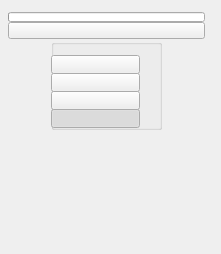
The window that ui/1_base_menus/2_sub_menus/3_main_menus/fx.ui (m3trik/Scripts_portable) describes before a commit, drawn with Qt 5.
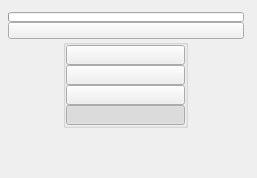
The same window after the commit. Custom widgets are drawn as their Qt base class.

Diff of the .ui file:
```diff
--- a/ui/1_base_menus/2_sub_menus/3_main_menus/fx.ui
+++ b/ui/1_base_menus/2_sub_menus/3_main_menus/fx.ui
@@ -9,8 +9,8 @@
    <rect>
     <x>0</x>
     <y>0</y>
-    <width>221</width>
-    <height>254</height>
+    <width>257</width>
+    <height>178</height>
    </rect>
   </property>
   <property name="minimumSize">
@@ -43,8 +43,8 @@
      <rect>
       <x>8</x>
       <y>12</y>
-      <width>197</width>
-      <height>181</height>
+      <width>236</width>
+      <height>141</height>
      </rect>
     </property>
     <layout class="QGridLayout" name="gridLayout_2">
@@ -84,72 +84,111 @@
        <item>
         <layout class="QVBoxLayout" name="verticalLayout">
          <property name="spacing">
-          <number>12</number>
+          <number>0</number>
          </property>
          <item>
           <widget class="QGroupBox" name="groupBox_2">
            <property name="minimumSize">
             <size>
-             <width>0</width>
-             <height>91</height>
+             <width>125</width>
+             <height>0</height>
             </size>
            </property>
            <property name="maximumSize">
             <size>
-             <width>111</width>
+             <width>125</width>
              <height>999</height>
             </size>
            </property>
            <property name="title">
             <string/>
            </property>
-           <widget class="QPushButton" name="b003">
-            <property name="geometry">
-             <rect>
-              <x>0</x>
-              <y>52</y>
-              <width>89</width>
-              <height>19</height>
-             </rect>
+           <layout class="QVBoxLayout" name="verticalLayout_3">
+            <property name="spacing">
+             <number>0</number>
             </property>
-            <property name="text">
-             <string/>
+            <property name="leftMargin">
+             <number>0</number>
             </property>
-           </widget>
+            <property name="topMargin">
+             <number>0</number>
+            </property>
+            <property name="rightMargin">
+             <number>0</number>
+            </property>
+            <property name="bottomMargin">
+             <number>0</number>
+            </property>
+            <item>
            <widget class="QPushButton" name="b001">
-            <property name="geometry">
-             <rect>
-              <x>0</x>
-              <y>16</y>
-              <width>89</width>
-              <height>19</height>
-             </rect>
+              <property name="minimumSize">
+               <size>
+                <width>0</width>
+                <height>20</height>
+               </size>
+              </property>
+              <property name="maximumSize">
+               <size>
+                <width>999</width>
+                <height>20</height>
+               </size>
             </property>
             <property name="text">
              <string/>
             </property>
            </widget>
+            </item>
+            <item>
            <widget class="QPushButton" name="b002">
-            <property name="geometry">
-             <rect>
-              <x>0</x>
-              <y>34</y>
-              <width>89</width>
-              <height>19</height>
-             </rect>
-            </property>
+              <property name="minimumSize">
+               <size>
+                <width>0</width>
+                <height>20</height>
+               </size>
+              </property>
+              <property name="maximumSize">
+               <size>
+                <width>999</width>
+                <height>20</height>
+               </size>
+              </property>
             <property name="text">
              <string/>
             </property>
            </widget>
+            </item>
+            <item>
+             <widget class="QPushButton" name="b003">
+              <property name="minimumSize">
+               <size>
+                <width>0</width>
+                <height>20</height>
+               </size>
+              </property>
+              <property name="maximumSize">
+               <size>
+                <width>999</width>
+                <height>20</height>
+               </size>
+              </property>
+              <property name="text">
+               <string/>
+              </property>
+             </widget>
+            </item>
+            <item>
            <widget class="QPushButton" name="b000">
-            <property name="geometry">
-             <rect>
-              <x>0</x>
-              <y>70</y>
-              <width>89</width>
-              <height>19</height>
-             </rect>
+              <property name="minimumSize">
+               <size>
+                <width>0</width>
+                <height>20</height>
+               </size>
+              </property>
+              <property name="maximumSize">
+               <size>
+                <width>999</width>
+                <height>20</height>
+               </size>
             </property>
             <property name="text">
              <string/>
@@ -161,6 +200,8 @@
              <bool>true</bool>
             </property>
            </widget>
+            </item>
+           </layout>
           </widget>
          </item>
          <item>
```
Left out of the diff: 2 changed lines with no effect on the pictures. Lines whose indentation alone changed are shown as unchanged.
